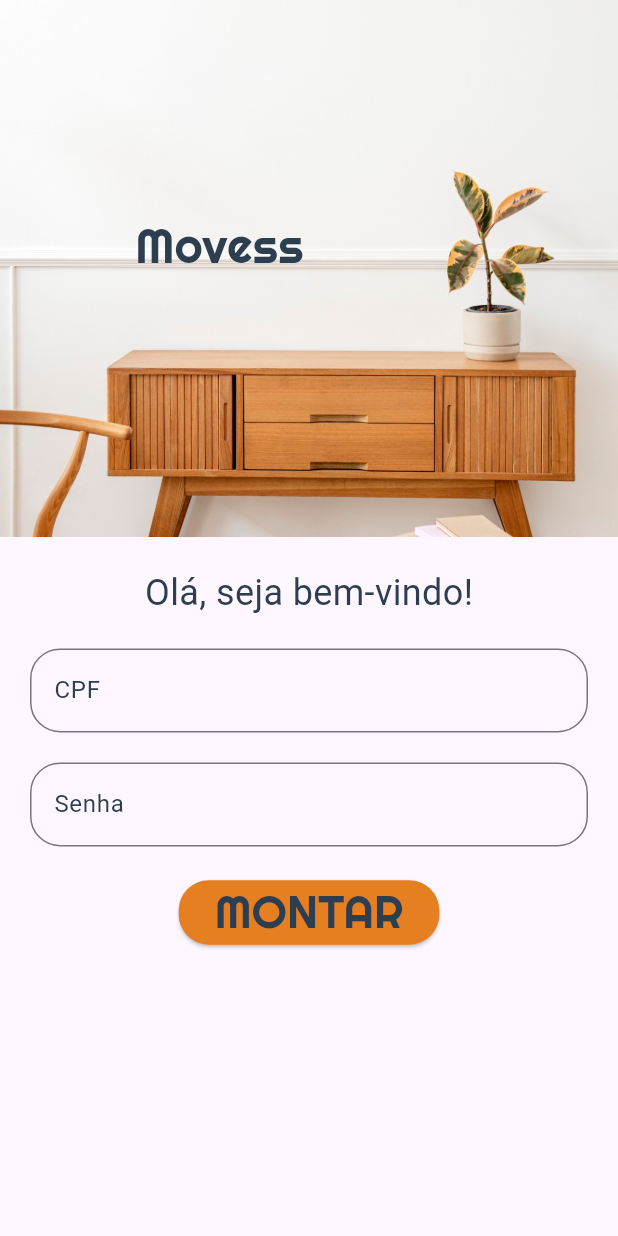
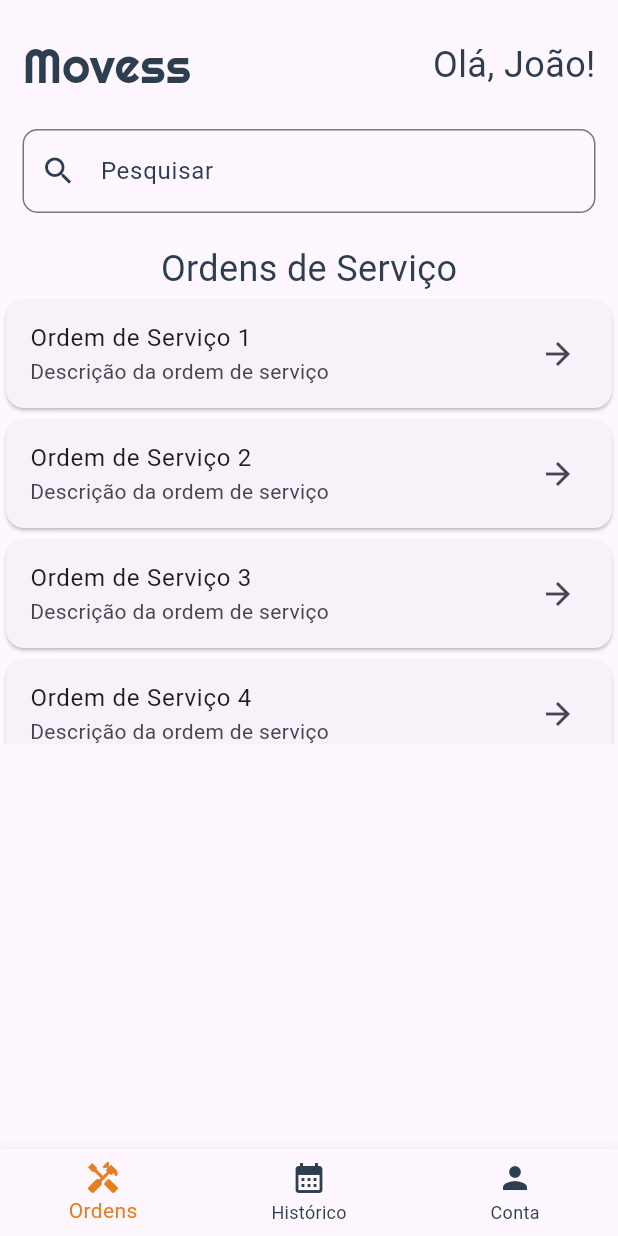
Before and after one commit to alvaro-carlisbino/movess, a Flutter app: the screen it shows after launch, after a tap on "MONTAR", on a phone screen of 412 x 824 dp. Run offline on Flutter 3.47's test engine with Material 3 defaults, Android fonts, the phone set to English and light mode, and no system bars; our stand-ins replace get, google_fonts.

Commit message:
Pages created: ordem_de_servico/home

```diff
--- a/lib/main.dart
+++ b/lib/main.dart
@@ -1,6 +1,8 @@
 import 'package:flutter/material.dart';
+import 'package:movess/pages/home.dart';
 import 'package:movess/pages/login.dart';
 import 'package:get/get.dart';
+import 'package:movess/pages/ordem_de_servico.dart';
 
 void main() {
   runApp(const MyApp());
@@ -14,6 +16,20 @@ class MyApp extends StatelessWidget {
     return GetMaterialApp(
       title: ' Movess',
       home: const LoginPage(),
+      getPages: [
+        GetPage(
+          name: '/login',
+          page: () => const LoginPage(),
+        ),
+        GetPage(
+          name: '/home',
+          page: () => const HomePage(),
+        ),
+        GetPage(
+          name: '/ordem',
+          page: () => const OrdemDeServico(),
+        )
+      ],
       debugShowCheckedModeBanner: false,
     );
   }
--- /dev/null
+++ b/lib/pages/home.dart
@@ -0,0 +1,119 @@
+import 'package:flutter/material.dart';
+import 'package:get/get.dart';
+import 'package:google_fonts/google_fonts.dart';
+import 'package:movess/utils.dart';
+
+class HomePage extends StatefulWidget {
+  const HomePage({super.key});
+
+  @override
+  State<HomePage> createState() => _HomePageState();
+}
+
+class _HomePageState extends State<HomePage> {
+  @override
+  Widget build(BuildContext context) {
+    return Scaffold(
+      bottomNavigationBar: BottomNavigationBar(
+        currentIndex: 0,
+        selectedItemColor: AppColors.secondaryColor,
+        unselectedItemColor: AppColors.primaryColor,
+        onTap: (value) {
+          if (value == 0) {
+            Get.toNamed("/home");
+          }
+        },
+        items: [
+          BottomNavigationBarItem(icon: Icon(Icons.handyman), label: 'Ordens'),
+          BottomNavigationBarItem(
+            icon: Icon(Icons.calendar_month),
+            label: 'Histórico',
+          ),
+          BottomNavigationBarItem(icon: Icon(Icons.person), label: 'Conta'),
+        ],
+      ),
+
+      body: SingleChildScrollView(
+        child: Column(
+          children: [
+            Container(
+              padding: EdgeInsets.only(top: 20, left: 15, right: 15),
+              child: Row(
+                mainAxisAlignment: MainAxisAlignment.spaceBetween,
+                children: [
+                  Text(
+                    "Movess",
+                    style: GoogleFonts.righteous(
+                      fontSize: 32,
+                      wordSpacing: 2,
+                      color: AppColors.primaryTextColor,
+                    ),
+                  ),
+                  Text(
+                    "Olá, João!",
+                    style: GoogleFonts.roboto(
+                      fontSize: 24,
+                      color: AppColors.primaryTextColor,
+                    ),
+                  ),
+                ],
+              ),
+            ),
+            Container(
+              padding: EdgeInsets.only(top: 20, left: 15, right: 15),
+              child: TextField(
+                decoration: InputDecoration(
+                  labelText: "Pesquisar",
+
+                  labelStyle: GoogleFonts.roboto(
+                    fontSize: 16,
+                    color: AppColors.primaryTextColor,
+                  ),
+                  prefixIcon: Icon(
+                    Icons.search,
+                    color: AppColors.primaryTextColor,
+                  ),
+                  border: OutlineInputBorder(
+                    borderRadius: BorderRadius.circular(10),
+                    borderSide: BorderSide(
+                      color: AppColors.primaryTextColor,
+                      width: 2,
+                    ),
+                  ),
+                ),
+              ),
+            ),
+            Container(
+              padding: EdgeInsets.only(top: 20, left: 15, right: 15),
+              child: Text(
+                "Ordens de Serviço",
+                style: GoogleFonts.roboto(
+                  fontSize: 24,
+                  color: AppColors.primaryTextColor,
+                ),
+              ),
+            ),
+            SingleChildScrollView(
+              child: SizedBox(
+                height: 300,
+                child: ListView.builder(
+                  itemCount: 10,
+                  itemBuilder: (context, index) {
+                    return Card(
+                      child: ListTile(
+                        onTap: () => Get.toNamed('/ordem'),
+                        title: Text("Ordem de Serviço ${index + 1}"),
+                        subtitle: Text("Descrição da ordem de serviço"),
+                        trailing: Icon(Icons.arrow_forward),
+                      ),
+                    );
+                  },
+                ),
+              ),
+            ),
+          ],
+        ),
+      ),
+    );
+  }
+}
--- a/lib/pages/login.dart
+++ b/lib/pages/login.dart
@@ -1,4 +1,5 @@
 import 'package:flutter/material.dart';
+import 'package:get/get.dart';
 import 'package:google_fonts/google_fonts.dart';
 import 'package:movess/utils.dart';
 
@@ -89,7 +90,9 @@ class _LoginPageState extends State<LoginPage> {
                   Container(
                     padding: EdgeInsets.only(top: 20),
                     child: ElevatedButton(
-                      onPressed: () {},
+                      onPressed: () {
+                        Get.toNamed("/home");
+                      },
                       style: ButtonStyle(
                         backgroundColor: WidgetStateProperty.all<Color>(
                           AppColors.secondaryColor,
```
Also changed, not shown: lib/pages/ordem_de_servico.dart (added, +136 -0 lines), 1 other file.
